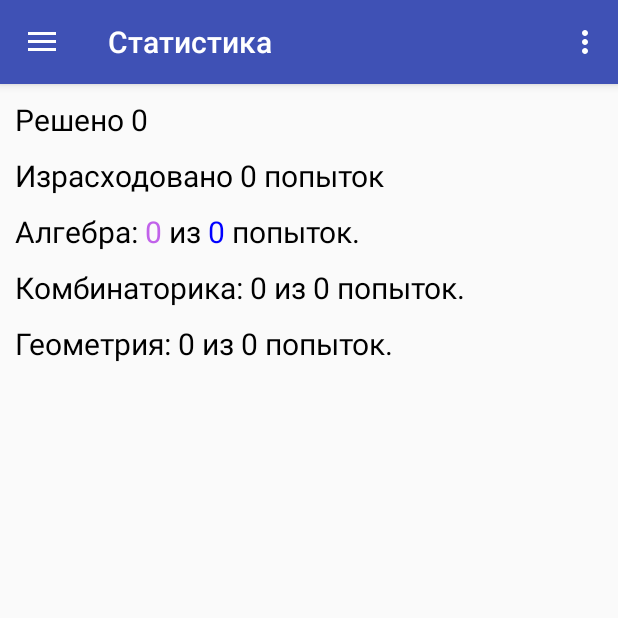
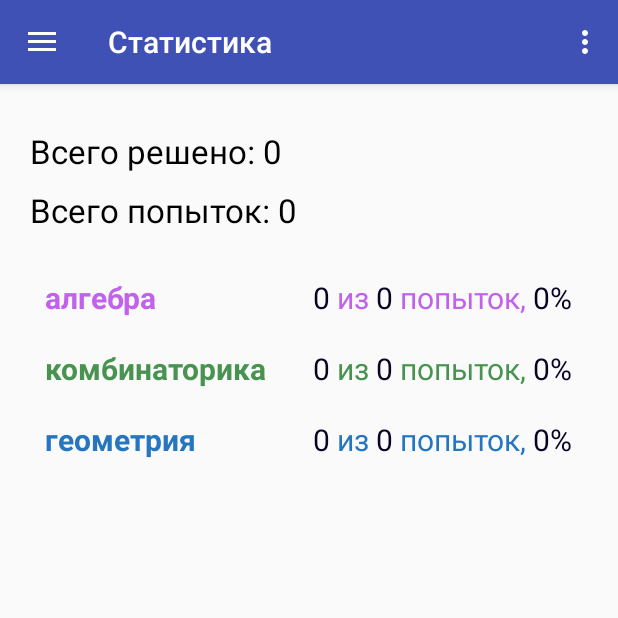
Before and after one commit to matveevk/PrepOlymp, an Android app: the screen it shows after launch (MainActivity), after a tap on "Статистика", on a phone screen of 412 x 824 dp, the top half of it. Run offline under Robolectric (Android 15) with nearby library versions, the phone set to English and light mode, and no system bars; 2 other taps on this screen came first.

Commit message:
fist few problems added

```diff
--- a/app/src/main/java/com/example/root/prepolymp/MainActivity.java
+++ b/app/src/main/java/com/example/root/prepolymp/MainActivity.java
@@ -48,7 +48,7 @@ public class MainActivity extends AppCompatActivity
         navigationView.setNavigationItemSelectedListener(this);
 
         View header = navigationView.getHeaderView(0);
-        TextView tv = (TextView)header.findViewById(R.id.nav_text_view1);
+        TextView tv = (TextView) header.findViewById(R.id.nav_text_view1);
         tv.setText(firstname + " " + lastname);
         navHeaderUpdate();
 
@@ -81,7 +81,9 @@ public class MainActivity extends AppCompatActivity
 
         //noinspection SimplifiableIfStatement
         if (id == R.id.action_settings) {
-            return true;
+            FragmentTransaction fragmentTransaction = getSupportFragmentManager().beginTransaction();
+            fragmentTransaction.replace(R.id.frame_layout_problems, new Settings());
+            fragmentTransaction.commit();
         }
 
         return super.onOptionsItemSelected(item);
--- a/app/src/main/java/com/example/root/prepolymp/ProblemInfo.java
+++ b/app/src/main/java/com/example/root/prepolymp/ProblemInfo.java
@@ -29,6 +29,11 @@ public class ProblemInfo extends AppCompatActivity {
 
         TextView tv1 = (TextView)findViewById(R.id.problemNo);
         tv1.setText("Задача № " + problem.id);
+        switch(problem.topic) {
+            case "алгебра": tv1.setTextColor(getResources().getColor(R.color.colorAlg)); break;
+            case "комбинаторика": tv1.setTextColor(getResources().getColor(R.color.colorComb)); break;
+            case "геометрия": tv1.setTextColor(getResources().getColor(R.color.colorGeom)); break;
+        }
         TextView tv2 = (TextView)findViewById(R.id.problemForm);
         tv2.setText("Класс: " + problem.form);
         TextView tv3 = (TextView)findViewById(R.id.problemDiff);
--- a/app/src/main/java/com/example/root/prepolymp/Start.java
+++ b/app/src/main/java/com/example/root/prepolymp/Start.java
@@ -15,6 +15,7 @@ import java.io.InputStream;
 import java.io.InputStreamReader;
 import java.util.ArrayList;
 
+import static com.example.root.prepolymp.DBManager.DB_NAME;
 import static com.example.root.prepolymp.Storage.firstname;
 import static com.example.root.prepolymp.Storage.lastname;
 import static com.example.root.prepolymp.Storage.problems;
@@ -36,13 +37,66 @@ public class Start extends AppCompatActivity {
         DBManager dbProblems = new DBManager(this);
         dbProblems.getWritableDatabase();
 
-        if (dbProblems.size() == 0) {
-            dbProblems.addProblem(new Problem(1, "Найдите наименьшее натуральное число, кратное 99, в десятичной записи которого участвуют только чётные цифры.", "228888", "алгебра"));
-            dbProblems.addProblem(new Problem(3, "Найдите наименьшее натуральное число, кратное 99, в десятичной записи которого участвуют только чётные цифры.", "228888", "геометрия", 11));
-            dbProblems.addProblem(new Problem(2, "Найдите наименьшее натуральное число, кратное 99, в десятичной записи которого участвуют только чётные цифры.", "228888", "алгебра", 10));
-            dbProblems.addProblem(new Problem(5, "Найдите наименьшее натуральное число, кратное 99, в десятичной записи которого участвуют только чётные цифры.", "228888", "алгебра"));
-            dbProblems.addProblem(new Problem(6, "Найдите наименьшее натуральное число, кратное 99, в десятичной записи которого участвуют только чётные цифры.", "228888", "геометрия", 11));
-            dbProblems.addProblem(new Problem(4, "Найдите наименьшее натуральное число, кратное 99, в десятичной записи которого участвуют только чётные цифры.", "228888", "алгебра", 10));
+        //Московская математическая олимпиада 2016
+
+        if (dbProblems.size() <= 20) { // todo
+            this.deleteDatabase(DB_NAME);
+            dbProblems = new DBManager(this);
+            dbProblems.getWritableDatabase();
+            dbProblems.addProblem(new Problem(5, "Найдите наименьшее натуральное число, кратное 99, в десятичной записи которого участвуют только чётные цифры.",
+                    "228888", "алгебра", 8, 5, "MMO"));
+
+            dbProblems.addProblem(new Problem(10, "Уравнение с целыми коэффициентами  x4 + ax3 + bx2 + cx + d = 0  имеет четыре положительных корня с учетом кратности. \n" +
+                    "Найдите наименьшее возможное значение коэффициента b при этих условиях.", "6", "алгебра", 10, 5, "Московская математическая олимпиада 2016"));
+
+            dbProblems.addProblem(new Problem(3, "Васе задали на дом уравнение  x2 + p1x + q1 = 0,  где p1 и q1 – целые числа. Он нашел его корни p2 и q2 и написал новое уравнение  x2 + p2x + q2 = 0.  Повторив операцию еще трижды, Вася заметил, что он решал четыре квадратных уравнения и каждое имело два различных целых корня (если из двух возможных уравнений два различных корня имело ровно одно, то Вася всегда выбирал его, а если оба – любое). Однако, как ни старался Вася, у него не получилось составить пятое уравнение так, чтобы оно имело два различных вещественных корня, и Вася сильно расстроился. Какое уравнение Васе задали на дом? Введите через запятую два целых числа p1 и q1 без пробелов.",
+                    "1,-30", "алгебра", 9, 5, "Московская математическая олимпиада 2016"));
+
+            dbProblems.addProblem(new Problem(9, "Найдите наименьшее натуральное число, десятичная запись квадрата которого оканчивается на 2016.",
+                    "996", "алгебра", 11, 5, "ММО"));
+
+            dbProblems.addProblem(new Problem(4, "Дан выпуклый пятиугольник ABCDE, все стороны которого равны между собой. Известно, что угол A равен 120°, угол C равен 135°, а угол D равен n°. Найдите все возможные целые значения n. Введите одно или несколько целых чисел, разделённых запятой (без пробелов).",
+                    "90", "геометрия", 8, 6, "ММО"));
+
+            dbProblems.addProblem(new Problem(7, "В остроугольном треугольнике ABC, в котором ∠A = 45°,  проведены высоты AA1, BB1, CC1. Биссектриса угла BAA1 пересекает прямую B1A1 в точке D, а биссектриса угла CAA1 пересекает прямую C1A1 в точке E. Найдите угол между прямыми BD и CE. Введите число в десятичной системе счисления. При необходимости округлите ответ до сотых, разделите целую и дробную части точкой без пробелов.",
+                    "67.5", "геометрия", 8, 6, "ММО"));
+
+            dbProblems.addProblem(new Problem(8, "День в Анчурии может быть либо ясным, когда весь день солнце, либо дождливым, когда весь день льет дождь. И если сегодня день не такой, как вчера, то анчурийцы говорят, что сегодня погода изменилась. Однажды анчурийские ученые установили, что 1 января день всегда ясный, а каждый следующий день в январе будет ясным, только если ровно год назад в этот день погода изменилась. В 2015 году январь в Анчурии был весьма разнообразным: то солнце, то дожди. В каком году погода в январе впервые будет меняться ровно так же, как в январе 2015 года?)",
+                    "2047", "комбинаторика", 11, 5, "ММО"));
+
+            dbProblems.addProblem(new Problem(1, "За круглым столом сидят 100 человек. Разрешается любых двух людей, сидящих рядом, поменять местами. Какое наименьшее число таких перестановок необходимо сделать, чтобы в результате каждые два соседа остались бы соседями, но сидели бы в обратном порядке?",
+                    "2450", "комбинаторика", 11, 7, "ММО"));
+
+            dbProblems.addProblem(new Problem(6, "Среди n рыцарей каждые двое – либо друзья, либо враги. У каждого из рыцарей ровно три врага, причём враги его друзей являются его врагами. При каких n такое возможно? Перечислите все значения через запятую без пробелов.",
+                    "4,6", "комбинаторика", 10, 5, "Московская математическая регата"));
+
+            dbProblems.addProblem(new Problem(2, "Волейбольная сетка имеет вид прямоугольника размером 50×600 клеток. Какое наибольшее число верёвочек можно перерезать так, чтобы сетка не распалась на куски?",
+                    "30000", "комбинаторика", 8, 5, "Фольклор"));
+
+            dbProblems.addProblem(new Problem(11, "На бесконечной шахматной доске проведена замкнутая несамопересекающаяся ломаная, проходящая по сторонам клеток. Внутри ломаной оказалось 50 чёрных клеток. Какую наибольшую площадь может иметь фигура, ограниченная этой ломаной?",
+                    "201", "комбинаторика", 9, 5, "MMO"));
+
+            dbProblems.addProblem(new Problem(12, "Точки O и I – центры описанной и вписанной окружностей неравнобедренного треугольника ABC. Две равные окружности касаются сторон AB, BC и AC, BC соответственно; кроме этого, они касаются друг друга в точке K. Оказалось, что K лежит на прямой OI. Найдите ∠BAC. Введите число в десятичной системе счисления. При необходимости округлите ответ до сотых, разделите целую и дробную части запятой без пробелов.",
+                    "90", "геометрия", 9, 5, "MMO"));
+
+            dbProblems.addProblem(new Problem(13, "У Пети всего 28 одноклассников. У каждых двух из 28 различное число друзей в этом классе. Сколько друзей у Пети?",
+                    "14", "комбинаторика", 8, 4));
+
+            dbProblems.addProblem(new Problem(14, "На плоскости отмечено 100 точек, никакие три из которых не лежат на одной прямой. Некоторые пары точек соединены отрезками. Известно, что никакая тройка отрезков не образует треугольника. Какое наибольшее число отрезков могло быть проведено?",
+                    "2500", "комбинаторика", 10, 6));
+
+            dbProblems.addProblem(new Problem(15, "В классе учится 15 мальчиков и 15 девочек. В день 8 Марта некоторые мальчики позвонили некоторым девочкам и поздравили их с праздником. Оказалось, что детей можно единственным образом разбить на 15 пар так, чтобы в каждой паре оказались мальчик с девочкой, которой он звонил. Какое наибольшее число звонков могло быть сделано?",
+                    "120", "комбинаторика", 9, 5, "ВОШ"));
+
+
+            /*dbProblems.addProblem(new Problem(0, "",
+                    "", "", 0, 0, ""));
+
+            dbProblems.addProblem(new Problem(0, "",
+                    "", "", 0, 0, ""));*/
+
+
+
         }
 
         problems = dbProblems.getAllProblems();
--- a/app/src/main/java/com/example/root/prepolymp/fragments/Stats.java
+++ b/app/src/main/java/com/example/root/prepolymp/fragments/Stats.java
@@ -35,20 +35,29 @@ public class Stats extends Fragment {
         getActivity().setTitle("Статистика");
 
         TextView tv1 = (TextView)view.findViewById(R.id.stats1);
-        tv1.setText("Решено " + totalCor());
+        tv1.setText("Всего решено: " + totalCor());
 
         TextView tv2 = (TextView)view.findViewById(R.id.stats2);
-        tv2.setText("Израсходовано " + totalAtt() + " попыток");
+        tv2.setText("Всего попыток: " + totalAtt());
 
 
-        TextView tv3 = (TextView)view.findViewById(R.id.stats3);
-        tv3.setText(Html.fromHtml("Алгебра: <font color=#C162EA>" + cor_alg + "</font> из <font color=#0000FF>" + att_alg + "</font> попыток."));
+        TextView tv6 = (TextView)view.findViewById(R.id.stats6);
+        tv6.setText(Html.fromHtml("<font color=" + R.color.colorAlg + ">" + cor_alg
+                + "</font> из <font color=" + R.color.colorAlg + ">" + att_alg
+                + "</font> попыток, " + "<font color=" + R.color.colorAlg + ">"
+                + (att_alg > 0 ? 100 * cor_alg / att_alg : 0) + "%"));
 
-        TextView tv4 = (TextView)view.findViewById(R.id.stats4);
-        tv4.setText("Комбинаторика: " + cor_comb + " из " + att_comb + " попыток.");
+        TextView tv7 = (TextView)view.findViewById(R.id.stats7);
+        tv7.setText(Html.fromHtml("<font color=" + R.color.colorComb + ">" + cor_comb
+                + "</font> из <font color=" + R.color.colorComb + ">" + att_comb
+                + "</font> попыток, " + "<font color=" + R.color.colorComb + ">"
+                + (att_comb > 0 ? 100 * cor_comb / att_comb : 0) + "%"));
 
-        TextView tv5 = (TextView)view.findViewById(R.id.stats5);
-        tv5.setText("Геометрия: " + cor_geom + " из " + att_geom + " попыток.");
+        TextView tv8 = (TextView)view.findViewById(R.id.stats8);
+        tv8.setText(Html.fromHtml("<font color=" + R.color.colorGeom + ">" + cor_geom
+                + "</font> из <font color=" + R.color.colorGeom + ">" + att_geom
+                + "</font> попыток, " + "<font color=" + R.color.colorGeom + ">"
+                + (att_geom > 0 ? 100 * cor_geom / att_geom : 0) + "%"));
     }
 
     public int totalAtt() {
--- a/app/src/main/res/layout/menu_stats.xml
+++ b/app/src/main/res/layout/menu_stats.xml
@@ -9,61 +9,100 @@
     <TextView
         android:id="@+id/stats1"
         android:textColor="@android:color/black"
-        android:textSize="20sp"
+        android:textSize="22sp"
         android:layout_width="wrap_content"
         android:layout_height="wrap_content"
-        android:layout_marginLeft="10dp"
-        android:layout_marginTop="10dp"
-        android:text="TextView"
+        android:layout_marginLeft="20dp"
+        android:layout_marginTop="30dp"
+        android:text="Всего решено: "
         app:layout_constraintTop_toTopOf="parent"
         app:layout_constraintLeft_toLeftOf="parent" />
 
     <TextView
         android:id="@+id/stats2"
         android:textColor="@android:color/black"
-        android:textSize="20sp"
+        android:textSize="22sp"
         android:layout_width="wrap_content"
         android:layout_height="wrap_content"
-        android:text="TextView"
-        android:layout_marginLeft="10dp"
+        android:text="Всего попыток: "
+        android:layout_marginLeft="20dp"
         android:layout_marginTop="10dp"
         app:layout_constraintLeft_toLeftOf="parent"
         app:layout_constraintTop_toBottomOf="@id/stats1" />
 
     <TextView
         android:id="@+id/stats3"
-        android:textColor="@android:color/black"
+        android:textColor="@color/colorAlg"
         android:textSize="20sp"
         android:layout_width="wrap_content"
         android:layout_height="wrap_content"
-        android:text="TextView"
-        android:layout_marginLeft="10dp"
-        android:layout_marginTop="10dp"
+        android:textStyle="bold"
+        android:text="алгебра"
+        android:layout_marginLeft="30dp"
+        android:layout_marginTop="30dp"
         app:layout_constraintLeft_toLeftOf="parent"
         app:layout_constraintTop_toBottomOf="@id/stats2" />
 
     <TextView
         android:id="@+id/stats4"
-        android:textColor="@android:color/black"
+        android:textColor="@color/colorComb"
         android:textSize="20sp"
         android:layout_width="wrap_content"
         android:layout_height="wrap_content"
-        android:text="TextView"
-        android:layout_marginLeft="10dp"
-        android:layout_marginTop="10dp"
+        android:textStyle="bold"
+        android:text="комбинаторика"
+        android:layout_marginLeft="30dp"
+        android:layout_marginTop="20dp"
         app:layout_constraintLeft_toLeftOf="parent"
         app:layout_constraintTop_toBottomOf="@id/stats3" />
 
     <TextView
         android:id="@+id/stats5"
-        android:textColor="@android:color/black"
+        android:textColor="@color/colorGeom"
         android:textSize="20sp"
         android:layout_width="wrap_content"
         android:layout_height="wrap_content"
-        android:text="TextView"
-        android:layout_marginLeft="10dp"
-        android:layout_marginTop="10dp"
+        android:textStyle="bold"
+        android:text="геометрия"
+        android:layout_marginLeft="30dp"
+        android:layout_marginTop="20dp"
         app:layout_constraintLeft_toLeftOf="parent"
         app:layout_constraintTop_toBottomOf="@id/stats4" />
 
+    <TextView
+        android:id="@+id/stats6"
+        android:layout_width="wrap_content"
+        android:layout_height="wrap_content"
+        android:textSize="20sp"
+        android:textColor="@color/colorAlg"
+        android:text="алгебра"
+        app:layout_constraintTop_toBottomOf="@id/stats2"
+        app:layout_constraintRight_toRightOf="parent"
+        android:layout_marginTop="30dp"
+        android:layout_marginRight="30dp"/>
+
+    <TextView
+        android:id="@+id/stats7"
+        android:layout_width="wrap_content"
+        android:layout_height="wrap_content"
+        android:textSize="20sp"
+        android:textColor="@color/colorComb"
+        android:text="комбинаторика"
+        app:layout_constraintTop_toBottomOf="@id/stats6"
+        app:layout_constraintRight_toRightOf="parent"
+        android:layout_marginTop="20dp"
+        android:layout_marginRight="30dp"/>
+
+    <TextView
+        android:id="@+id/stats8"
+        android:layout_width="wrap_content"
+        android:layout_height="wrap_content"
+        android:textSize="20sp"
+        android:textColor="@color/colorGeom"
+        android:text="геометрия"
+        app:layout_constraintTop_toBottomOf="@id/stats7"
+        app:layout_constraintRight_toRightOf="parent"
+        android:layout_marginTop="20dp"
+        android:layout_marginRight="30dp"/>
+
 </android.support.constraint.ConstraintLayout>
--- a/app/src/main/res/layout/navigation_header.xml
+++ b/app/src/main/res/layout/navigation_header.xml
@@ -17,7 +17,7 @@
         android:layout_width="wrap_content"
         android:layout_height="wrap_content"
         android:paddingTop="@dimen/nav_header_vertical_spacing"
-        app:srcCompat="@android:drawable/sym_def_app_icon" />
+        app:srcCompat="@drawable/ic_tag_faces_white_48dp" />
 
     <TextView
         android:id="@+id/nav_text_view1"
--- a/app/src/main/res/menu/nav_drawer_problems.xml
+++ b/app/src/main/res/menu/nav_drawer_problems.xml
@@ -4,6 +4,6 @@
     <item
         android:id="@+id/action_settings"
         android:orderInCategory="100"
-        android:title="@string/action_settings"
+        android:title="Настройки"
         app:showAsAction="never" />
 </menu>
--- a/app/src/main/res/values/colors.xml
+++ b/app/src/main/res/values/colors.xml
@@ -3,4 +3,7 @@
     <color name="colorPrimary">#3F51B5</color>
     <color name="colorPrimaryDark">#303F9F</color>
     <color name="colorAccent">#FF4081</color>
+    <color name="colorAlg">#C162EA</color>
+    <color name="colorComb">#499351</color>
+    <color name="colorGeom">#2675BF</color>
 </resources>
```
Also changed, not shown: app/src/main/java/com/example/root/prepolymp/fragments/ProblemList.java (+20 -0 lines), app/src/main/res/drawable/ic_tag_faces_white_48dp.xml (added, +9 -0 lines), app/src/main/res/layout/content_problem_info.xml (+7 -7 lines), app/src/main/res/layout/menu_about.xml (+5 -2 lines), app/src/main/res/layout/menu_problem_list.xml (+39 -1 lines).
